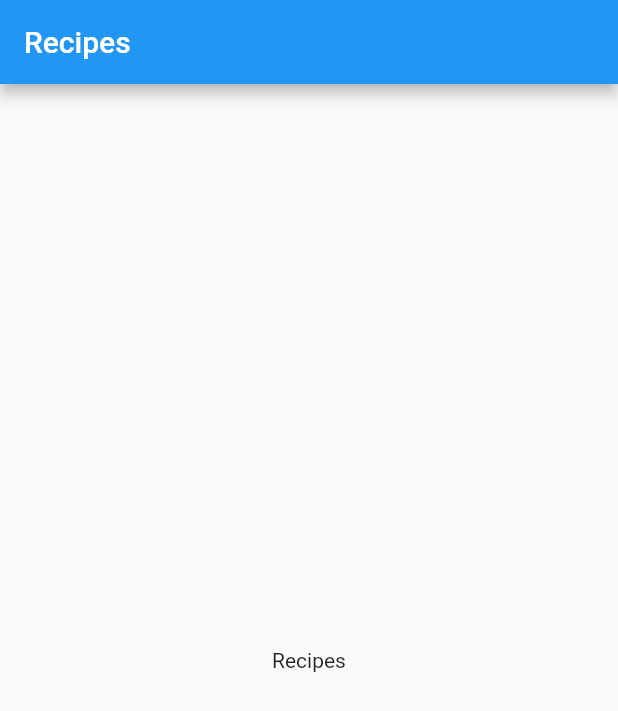
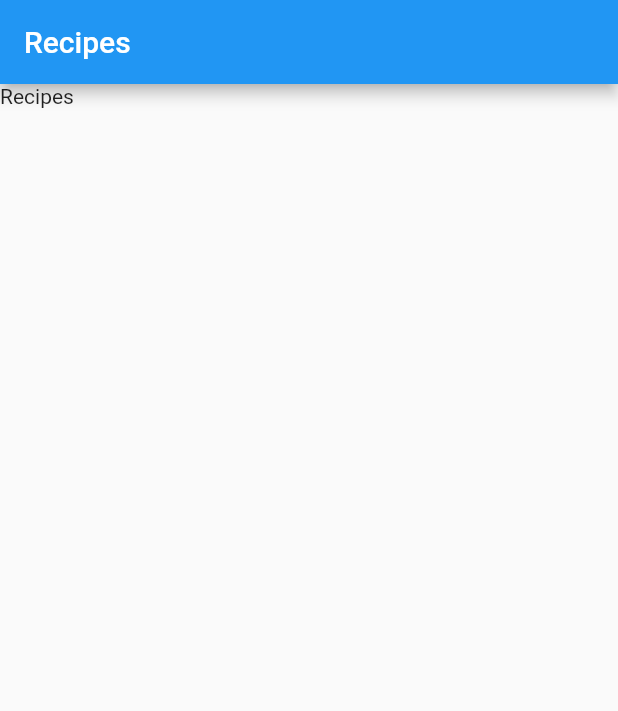
Before and after one commit to TahsinulAmir/Recipes_App-Flutter, a Flutter app: the screen it shows after launch, on a phone screen of 412 x 824 dp. Shown: the top 711 px of the screen. Run offline on Flutter 3.47's test engine with Material 2 defaults, Android fonts, the phone set to English and light mode, and no system bars.

Commit message:
feat: Create category screen & memisahkan body

```diff
--- /dev/null
+++ b/lib/category_screen.dart
@@ -0,0 +1,10 @@
+import 'package:flutter/material.dart';
+
+class CategoryScreen extends StatelessWidget {
+  const CategoryScreen({super.key});
+
+  @override
+  Widget build(BuildContext context) {
+    return Text("Recipes");
+  }
+}
--- a/lib/main.dart
+++ b/lib/main.dart
@@ -1,4 +1,5 @@
 import 'package:flutter/material.dart';
+import 'package:recipes_app/category_screen.dart';
 
 void main() {
   runApp(MyApp());
@@ -22,12 +23,9 @@ class HomePage extends StatelessWidget {
   @override
   Widget build(BuildContext context) {
     return Scaffold(
-      appBar: AppBar(
-        title: Text("Recipes"),
-      ),
-      body: Center(
-        child: Text("Recipes"),
-      ),
-    );
+        appBar: AppBar(
+          title: Text("Recipes"),
+        ),
+        body: CategoryScreen());
   }
 }
```
